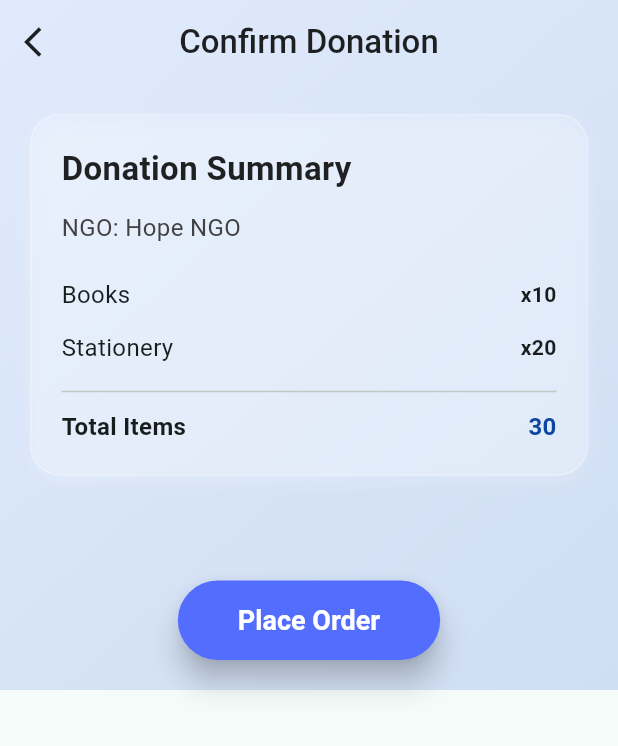
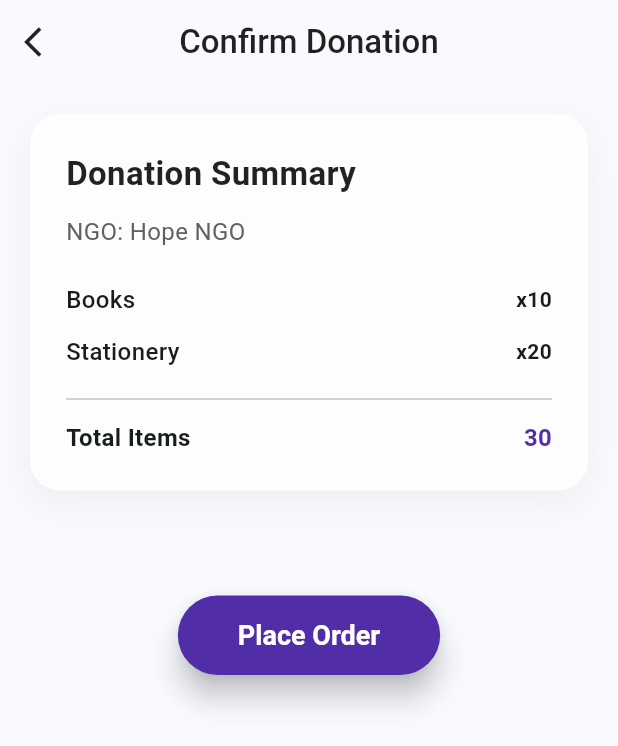
Before and after one commit to soham-mane19/impact_waves, a Flutter app: the ConfirmDonationScreen screen opened by its route, on a phone screen of 412 x 824 dp. Shown: the top 746 px of the screen. Run offline on Flutter 3.47's test engine with Material 3 defaults, Android fonts, the light colour scheme and no system bars; our stand-ins replace carousel_slider, google_fonts; Roboto replaces fonts that are missing (Monstreet).

Commit message:
change the ui of delivery update screen

```diff
--- a/lib/confirm_donationScreen.dart
+++ b/lib/confirm_donationScreen.dart
@@ -51,109 +51,125 @@ class _ConfirmDonationScreenState extends State<ConfirmDonationScreen> {
     final totalItems = items.fold<int>(0, (sum, item) => sum + (item['quantity'] as int));
 
     return Scaffold(
-      extendBodyBehindAppBar: true,
+      backgroundColor: const Color(0xFFF8FAFD),
       appBar: AppBar(
-        title: const Text('Confirm Donation',style: TextStyle(fontWeight: FontWeight.w500,fontFamily: kFontFamilyMonstreet),),
+        title: const Text(
+          'Confirm Donation',
+          style: TextStyle(
+              fontWeight: FontWeight.w500,
+              fontFamily: kFontFamilyMonstreet,
+              color: Colors.black87),
+        ),
         centerTitle: true,
         backgroundColor: Colors.transparent,
         elevation: 0,
-        foregroundColor: Colors.black87,
         leading: GestureDetector(
           onTap: () {
             Navigator.pop(context);
           },
-          child: Icon(Icons.arrow_back_ios),
-        ),
-
-              ),
-      body: Container(
-        decoration: const BoxDecoration(
-          gradient: LinearGradient(
-            colors: [Color(0xFFE0EAFC), Color(0xFFCFDEF3)],
-            begin: Alignment.topLeft,
-            end: Alignment.bottomRight,
+          child: const Icon(Icons.arrow_back_ios, color: Colors.black87),
         ),
       ),
-        child: SafeArea(
+      body: SafeArea(
         child: SingleChildScrollView(
           padding: const EdgeInsets.all(20),
           child: Column(
             crossAxisAlignment: CrossAxisAlignment.start,
             children: [
-                // Card: Glassmorphism Style
+              // Modern Glassmorphic Card
               Container(
                 width: double.infinity,
-                  padding: const EdgeInsets.all(20),
+                padding: const EdgeInsets.all(24),
                 decoration: BoxDecoration(
-                    color: Colors.white.withOpacity(0.15),
+                  color: Colors.white.withOpacity(0.9),
                   borderRadius: BorderRadius.circular(20),
-                    border: Border.all(color: Colors.white.withOpacity(0.3)),
                   boxShadow: [
                     BoxShadow(
-                        color: Colors.white.withOpacity(0.2),
-                        blurRadius: 8,
-                        offset: const Offset(0, 4),
+                      color: Colors.black.withOpacity(0.05),
+                      blurRadius: 20,
+                      offset: const Offset(0, 8),
                     ),
                   ],
-
                 ),
                 child: Column(
                   crossAxisAlignment: CrossAxisAlignment.start,
                   children: [
                     const Text(
                       'Donation Summary',
-                      style: TextStyle(fontSize: 22, fontWeight: FontWeight.bold, color: Colors.black87),
+                      style: TextStyle(
+                        fontSize: 22,
+                        fontWeight: FontWeight.bold,
+                        color: Colors.black87,
+                      ),
                     ),
                     const SizedBox(height: 12),
-                      Text('NGO: Hope NGO', style: TextStyle(fontSize: 16, color: Colors.grey.shade800)),
+                    Text(
+                      'NGO: Hope NGO',
+                      style: TextStyle(
+                        fontSize: 16,
+                        color: Colors.grey.shade700,
+                      ),
+                    ),
                     const SizedBox(height: 16),
                     ...items.map((item) => Padding(
                           padding: const EdgeInsets.symmetric(vertical: 6),
                           child: Row(
                             mainAxisAlignment: MainAxisAlignment.spaceBetween,
                             children: [
-                                Text(item['name'] as String, style: const TextStyle(fontSize: 16)),
-                                Text('x${item['quantity']}', style: const TextStyle(fontWeight: FontWeight.bold)),
+                              Text(item['name'] as String,
+                                  style: const TextStyle(
+                                      fontSize: 16,
+                                      fontWeight: FontWeight.w500)),
+                              Text('x${item['quantity']}',
+                                  style: const TextStyle(
+                                      fontWeight: FontWeight.bold)),
                             ],
                           ),
-                          )
-                          ),
-                      const Divider(height: 24),
+                        )),
+                    const Divider(height: 28),
                     Row(
                       mainAxisAlignment: MainAxisAlignment.spaceBetween,
                       children: [
                         const Text(
                           'Total Items',
-                            style: TextStyle(fontSize: 16, fontWeight: FontWeight.bold),
+                          style: TextStyle(
+                              fontSize: 16, fontWeight: FontWeight.bold),
                         ),
-                          Text('$totalItems',
+                        Text(
+                          '$totalItems',
                           style: TextStyle(
                             fontSize: 16,
                             fontWeight: FontWeight.bold,
-                                color: Colors.blue.shade900,
-                              )),
+                            color: Colors.deepPurple.shade700,
+                          ),
+                        ),
                       ],
                     ),
                   ],
                 ),
               ),
               const SizedBox(height: 30),
-                // Time restriction warning
+
+              // If not within time
               if (!isOperating) ...[
                 Container(
                   padding: const EdgeInsets.all(16),
                   decoration: BoxDecoration(
-                      color: Colors.red.shade100.withOpacity(0.6),
+                    color: Colors.red.shade50,
                     borderRadius: BorderRadius.circular(16),
+                    border: Border.all(color: Colors.red.shade200),
                   ),
                   child: Row(
                     children: [
-                        const Icon(Icons.warning_amber_rounded, color: Colors.red),
+                      const Icon(Icons.access_time, color: Colors.red),
                       const SizedBox(width: 10),
                       Expanded(
                         child: Text(
                           'Orders can only be placed between 9 AM - 5 PM. Please schedule for tomorrow.',
-                            style: TextStyle(color: Colors.red.shade800),
+                          style: TextStyle(
+                            color: Colors.red.shade800,
+                            fontSize: 14,
+                          ),
                         ),
                       ),
                     ],
@@ -170,31 +186,38 @@ class _ConfirmDonationScreenState extends State<ConfirmDonationScreen> {
                         style: const TextStyle(fontSize: 16),
                       ),
                     ),
-                      ElevatedButton(
+                    ElevatedButton.icon(
                       onPressed: () async {
-                          final tomorrow = DateTime.now().add(const Duration(days: 1));
+                        final tomorrow =
+                            DateTime.now().add(const Duration(days: 1));
                         final picked = await showDateTimePicker(
                           context: context,
                           initialDate: tomorrow,
                           firstDate: tomorrow,
-                            lastDate: DateTime.now().add(const Duration(days: 30)),
+                          lastDate:
+                              DateTime.now().add(const Duration(days: 30)),
                         );
                         if (picked != null) {
                           setState(() => scheduledTime = picked);
                         }
                       },
                       style: ElevatedButton.styleFrom(
-                          backgroundColor: Colors.blue.shade700,
+                        backgroundColor: Colors.deepPurple.shade600,
                         foregroundColor: Colors.white,
-                          shape: RoundedRectangleBorder(borderRadius: BorderRadius.circular(12)),
+                        shape: RoundedRectangleBorder(
+                          borderRadius: BorderRadius.circular(12),
                         ),
-                        child: const Text('Pick Schedule'),
+                      ),
+                      icon: const Icon(Icons.calendar_month),
+                      label: const Text('Pick Time'),
                     ),
                   ],
                 ),
               ],
+
               const SizedBox(height: 40),
-                // Action Button
+
+              // CTA Button
               Center(
                 child: ElevatedButton(
                   onPressed: isOperating || scheduledTime != null
@@ -213,11 +236,15 @@ class _ConfirmDonationScreenState extends State<ConfirmDonationScreen> {
                         }
                       : null,
                   style: ElevatedButton.styleFrom(
-                      backgroundColor: Colors.indigoAccent,
+                    backgroundColor: Colors.deepPurple.shade700,
                     foregroundColor: Colors.white,
-                      padding: const EdgeInsets.symmetric(vertical: 16, horizontal: 40),
-                      textStyle: const TextStyle(fontSize: 18, fontWeight: FontWeight.w600),
-                      shape: RoundedRectangleBorder(borderRadius: BorderRadius.circular(30)),
+                    padding: const EdgeInsets.symmetric(
+                        vertical: 16, horizontal: 40),
+                    textStyle: const TextStyle(
+                        fontSize: 18, fontWeight: FontWeight.w600),
+                    shape: RoundedRectangleBorder(
+                      borderRadius: BorderRadius.circular(30),
+                    ),
                     elevation: 8,
                   ),
                   child: Text(isOperating ? 'Place Order' : 'Schedule Order'),
@@ -227,7 +254,6 @@ class _ConfirmDonationScreenState extends State<ConfirmDonationScreen> {
           ),
         ),
       ),
-      ),
     );
   }
 }
```
Also changed, not shown: lib/deliverUpdatesScreen.dart (+110 -17 lines), lib/donation_cartScreen.dart (+16 -8 lines). Lines whose indentation alone changed are shown as unchanged.
